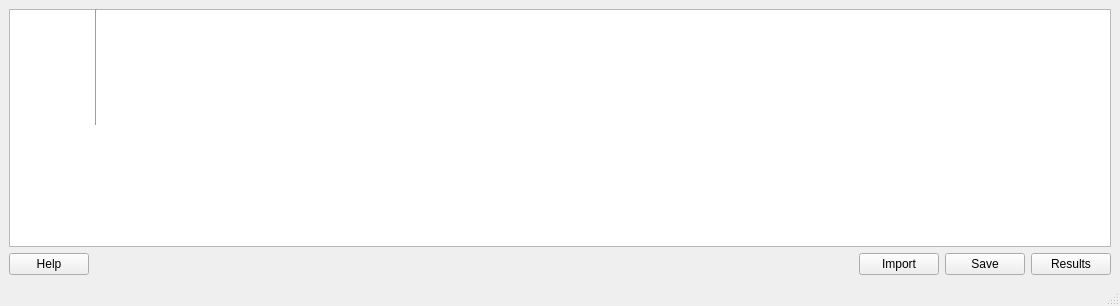
Above: backend/dataWindow.ui from sblankley/global-clinic-2020 before the change. Below: the same form after it.
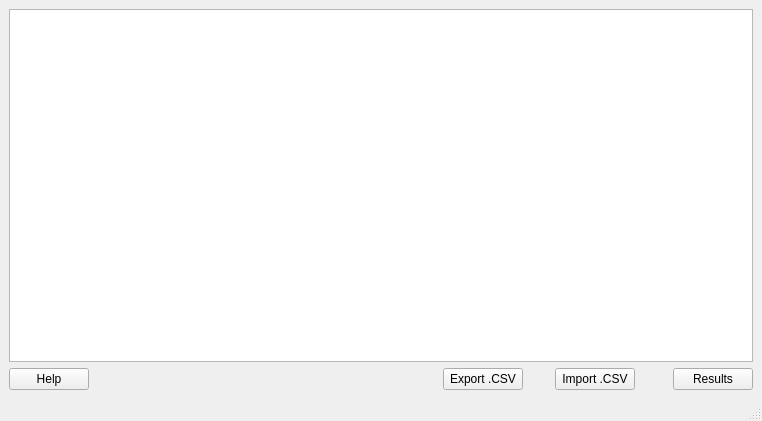
That is the form after the change.

Commit message: update .ui files and rename windows in main

Diff of the .ui file:
```diff
--- a/backend/dataWindow.ui
+++ b/backend/dataWindow.ui
@@ -6,8 +6,8 @@
    <rect>
     <x>0</x>
     <y>0</y>
-    <width>1120</width>
-    <height>306</height>
+    <width>762</width>
+    <height>421</height>
    </rect>
   </property>
   <property name="windowTitle">
@@ -17,7 +17,33 @@
    <layout class="QGridLayout" name="gridLayout_2">
     <item row="0" column="0">
      <layout class="QGridLayout" name="gridLayout">
-      <item row="0" column="0" rowspan="2" colspan="6">
+      <item row="2" column="0">
+       <widget class="QPushButton" name="pushButtonHelp">
+        <property name="sizePolicy">
+         <sizepolicy hsizetype="Maximum" vsizetype="Fixed">
+          <horstretch>0</horstretch>
+          <verstretch>0</verstretch>
+         </sizepolicy>
+        </property>
+        <property name="text">
+         <string>Help</string>
+        </property>
+       </widget>
+      </item>
+      <item row="2" column="9">
+       <widget class="QPushButton" name="pushButtonResults">
+        <property name="sizePolicy">
+         <sizepolicy hsizetype="Maximum" vsizetype="Fixed">
+          <horstretch>0</horstretch>
+          <verstretch>0</verstretch>
+         </sizepolicy>
+        </property>
+        <property name="text">
+         <string>Results</string>
+        </property>
+       </widget>
+      </item>
+      <item row="0" column="0" rowspan="2" colspan="10">
        <widget class="QTableView" name="tableView">
         <property name="sizeAdjustPolicy">
          <enum>QAbstractScrollArea::AdjustToContents</enum>
@@ -27,28 +53,8 @@
         </attribute>
        </widget>
       </item>
-      <item row="0" column="1">
-       <widget class="Line" name="line">
-        <property name="orientation">
-         <enum>Qt::Vertical</enum>
-        </property>
-       </widget>
-      </item>
-      <item row="2" column="3">
-       <widget class="QPushButton" name="pushButtonLoad">
-        <property name="sizePolicy">
-         <sizepolicy hsizetype="Maximum" vsizetype="Fixed">
-          <horstretch>0</horstretch>
-          <verstretch>0</verstretch>
-         </sizepolicy>
-        </property>
-        <property name="text">
-         <string>Import</string>
-        </property>
-       </widget>
-      </item>
-      <item row="2" column="1">
-       <spacer name="horizontalSpacer">
+      <item row="2" column="2">
+       <spacer name="horizontalSpacer_8">
         <property name="orientation">
          <enum>Qt::Horizontal</enum>
         </property>
@@ -60,8 +66,8 @@
         </property>
        </spacer>
       </item>
-      <item row="2" column="5">
-       <widget class="QPushButton" name="pushButtonResults">
+      <item row="2" column="6">
+       <widget class="QPushButton" name="pushButtonLoad">
         <property name="sizePolicy">
          <sizepolicy hsizetype="Maximum" vsizetype="Fixed">
           <horstretch>0</horstretch>
@@ -69,20 +75,7 @@
          </sizepolicy>
         </property>
         <property name="text">
-         <string>Results</string>
-        </property>
-       </widget>
-      </item>
-      <item row="2" column="0">
-       <widget class="QPushButton" name="pushButtonHelp">
-        <property name="sizePolicy">
-         <sizepolicy hsizetype="Maximum" vsizetype="Fixed">
-          <horstretch>0</horstretch>
-          <verstretch>0</verstretch>
-         </sizepolicy>
-        </property>
-        <property name="text">
-         <string>Help</string>
+         <string>Import .CSV</string>
         </property>
        </widget>
       </item>
@@ -95,10 +88,42 @@
          </sizepolicy>
         </property>
         <property name="text">
-         <string>Save</string>
+         <string>Export .CSV</string>
         </property>
        </widget>
       </item>
+      <item row="2" column="5">
+       <spacer name="horizontalSpacer_2">
+        <property name="orientation">
+         <enum>Qt::Horizontal</enum>
+        </property>
+        <property name="sizeType">
+         <enum>QSizePolicy::Fixed</enum>
+        </property>
+        <property name="sizeHint" stdset="0">
+         <size>
+          <width>20</width>
+          <height>20</height>
+         </size>
+        </property>
+       </spacer>
+      </item>
+      <item row="2" column="8">
+       <spacer name="horizontalSpacer_5">
+        <property name="orientation">
+         <enum>Qt::Horizontal</enum>
+        </property>
+        <property name="sizeType">
+         <enum>QSizePolicy::Fixed</enum>
+        </property>
+        <property name="sizeHint" stdset="0">
+         <size>
+          <width>20</width>
+          <height>20</height>
+         </size>
+        </property>
+       </spacer>
+      </item>
      </layout>
     </item>
    </layout>
```
Left out of the diff: 2 changed lines with no effect on the pictures. The commit also changes 3 other files.
